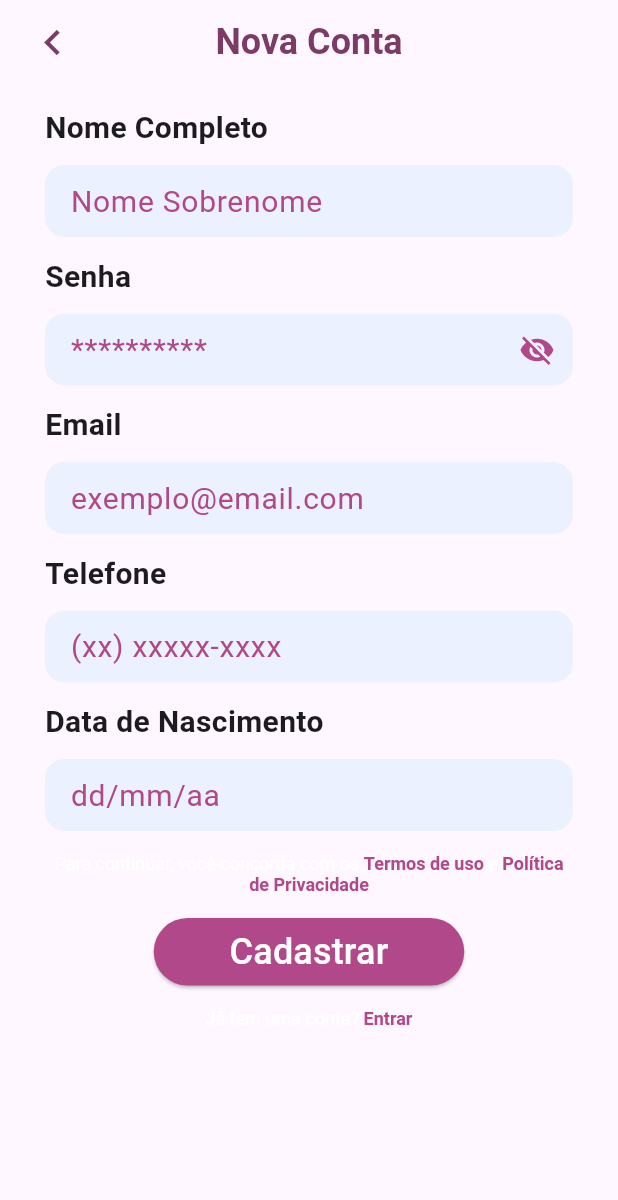
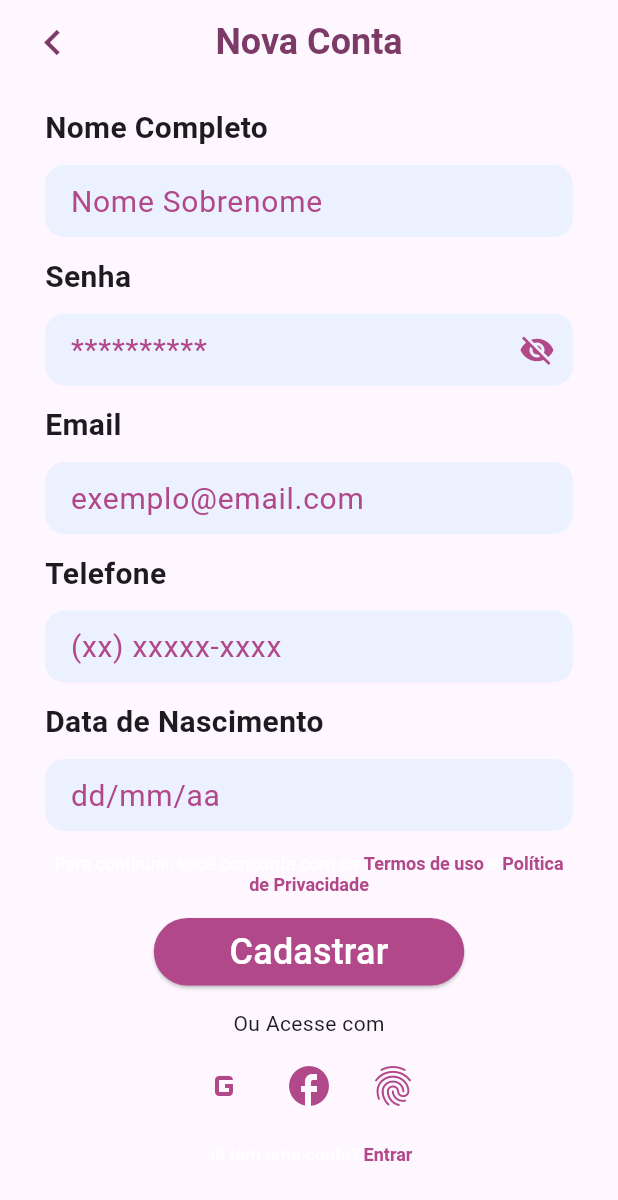
Before and after one commit to nullbyte-tecnology/angels-app, a Flutter app: the RegisterForm screen opened directly, on a phone screen of 412 x 824 dp. Shown: the top 1200 px of the screen. Run offline on Flutter 3.47's test engine with Material 3 defaults, Android fonts, the phone set to English and light mode, and no system bars; our stand-ins replace device_preview, flutter_multi_formatter, mask_text_input_formatter.

Commit message:
feat: adicionado acesso social na tela de cadastro

```diff
--- a/angels_app/lib/pages/cadastro/cadastro_usuario.dart
+++ b/angels_app/lib/pages/cadastro/cadastro_usuario.dart
@@ -2,6 +2,7 @@ import 'package:flutter/gestures.dart';
 import 'package:flutter/material.dart';
 import '../../widgets/custom_appbar.dart';
 import 'package:mask_text_input_formatter/mask_text_input_formatter.dart';
+import 'package:angels_app/widgets/social_login_button.dart';
 
 var formInputDecoration = InputDecoration(
   contentPadding: const EdgeInsets.symmetric(horizontal: 13),
@@ -282,6 +283,30 @@ class _RegisterFormState extends State<RegisterForm> {
                     const SizedBox(
                       height: 15,
                     ),
+                    const Text('Ou Acesse com'),
+                    const SizedBox(height: 8),
+                    Row(
+                      mainAxisAlignment: MainAxisAlignment.center,
+                      children: [
+                        SocialLoginButton(
+                          icon: Icons.g_mobiledata,
+                          onPressed: () {},
+                        ),
+                        const SizedBox(width: 8),
+                        SocialLoginButton(
+                          icon: Icons.facebook,
+                          onPressed: () {},
+                        ),
+                        const SizedBox(width: 8),
+                        SocialLoginButton(
+                          icon: Icons.fingerprint,
+                          onPressed: () {},
+                        ),
+                      ],
+                    ),
+                    const SizedBox(
+                      height: 15,
+                    ),
                     RichText(
                       textAlign: TextAlign.center,
                       text: TextSpan(
```
